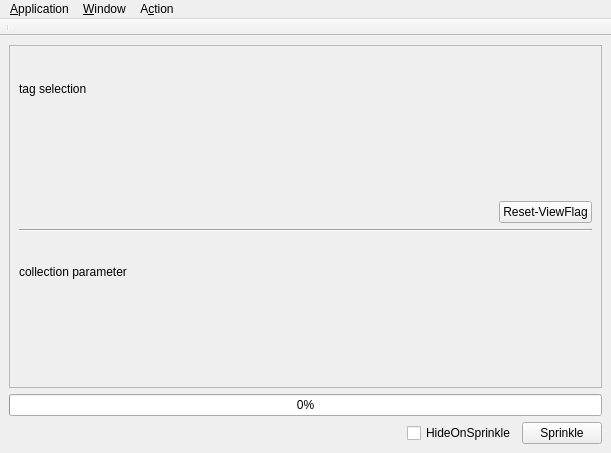
Above: src/mainwindow.ui from degarashi/sprinkler before the change. Below: the same form after it.
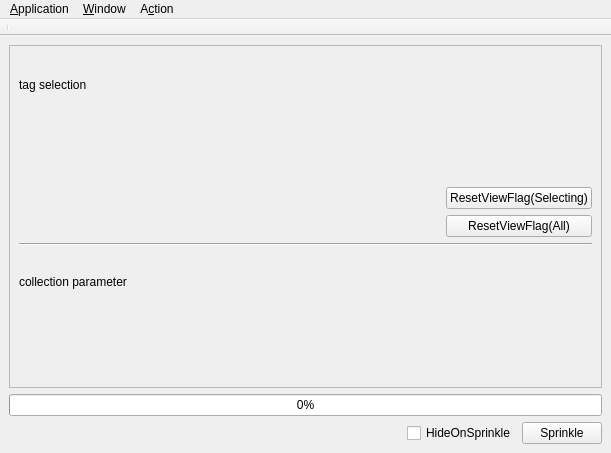
That is the form after the change. Icons and pictures are not drawn. Custom widgets are drawn as their Qt base class.

What changed in the file:
```diff
--- a/src/mainwindow.ui
+++ b/src/mainwindow.ui
@@ -36,13 +36,14 @@
        <enum>QFrame::Raised</enum>
       </property>
       <layout class="QGridLayout" name="gridLayout_2">
-       <item row="1" column="0" colspan="2">
-        <widget class="dg::widget::TagSelector" name="tagSelector" native="true"/>
+       <item row="0" column="0">
+        <widget class="QLabel" name="label">
+         <property name="text">
+          <string>tag selection</string>
+         </property>
+        </widget>
        </item>
-       <item row="5" column="0" colspan="2">
-        <widget class="dg::widget::Request" name="request" native="true"/>
-       </item>
-       <item row="2" column="0">
+       <item row="3" column="0">
         <spacer name="horizontalSpacer">
          <property name="orientation">
           <enum>Qt::Horizontal</enum>
@@ -58,34 +59,40 @@
          </property>
         </spacer>
        </item>
-       <item row="3" column="0" colspan="2">
-        <widget class="Line" name="line_3">
-         <property name="orientation">
-          <enum>Qt::Horizontal</enum>
-         </property>
-        </widget>
+       <item row="1" column="0" colspan="3">
+        <widget class="dg::widget::TagSelector" name="tagSelector" native="true"/>
        </item>
-       <item row="0" column="0">
-        <widget class="QLabel" name="label">
-         <property name="text">
-          <string>tag selection</string>
-         </property>
-        </widget>
+       <item row="6" column="0" colspan="3">
+        <widget class="dg::widget::Request" name="request" native="true"/>
        </item>
-       <item row="2" column="1">
-        <widget class="QPushButton" name="pbReset">
-         <property name="text">
-          <string>Reset-ViewFlag</string>
-         </property>
-        </widget>
-       </item>
-       <item row="4" column="0">
+       <item row="5" column="0">
         <widget class="QLabel" name="label_2">
          <property name="text">
           <string>collection parameter</string>
          </property>
         </widget>
        </item>
+       <item row="4" column="0" colspan="3">
+        <widget class="Line" name="line_3">
+         <property name="orientation">
+          <enum>Qt::Horizontal</enum>
+         </property>
+        </widget>
+       </item>
+       <item row="3" column="2">
+        <widget class="QPushButton" name="pbResetAll">
+         <property name="text">
+          <string>ResetViewFlag(All)</string>
+         </property>
+        </widget>
+       </item>
+       <item row="2" column="2">
+        <widget class="QPushButton" name="pbResetSelecting">
+         <property name="text">
+          <string>ResetViewFlag(Selecting)</string>
+         </property>
+        </widget>
+       </item>
       </layout>
      </widget>
     </item>
```
Left out of the diff: 23 changed lines with no effect on the pictures.
